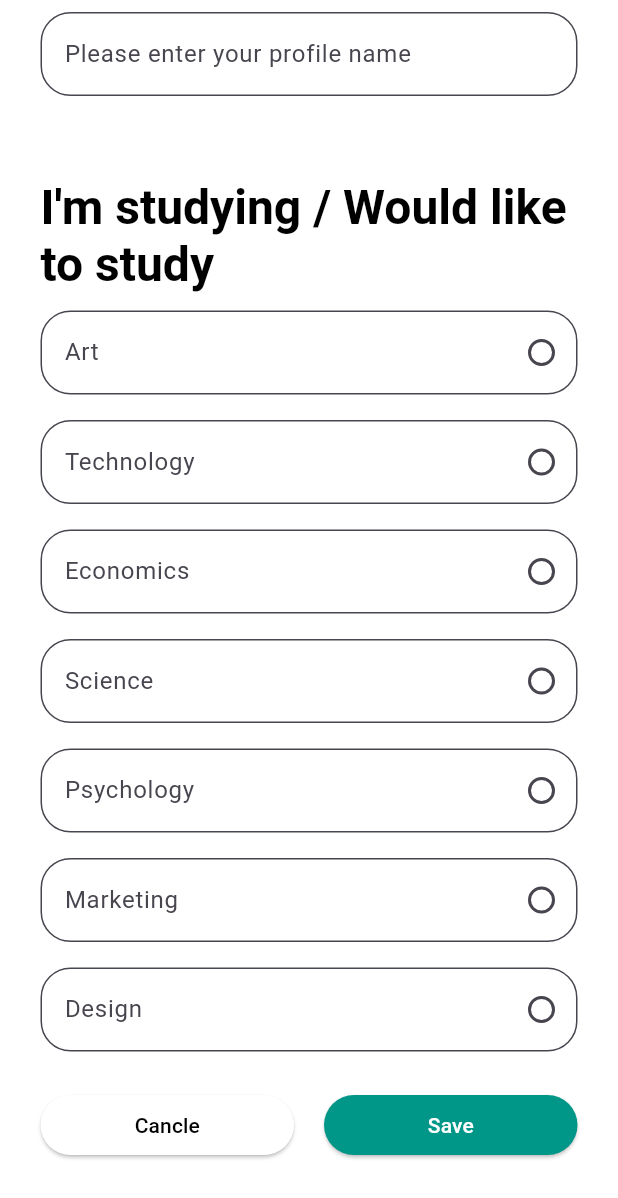
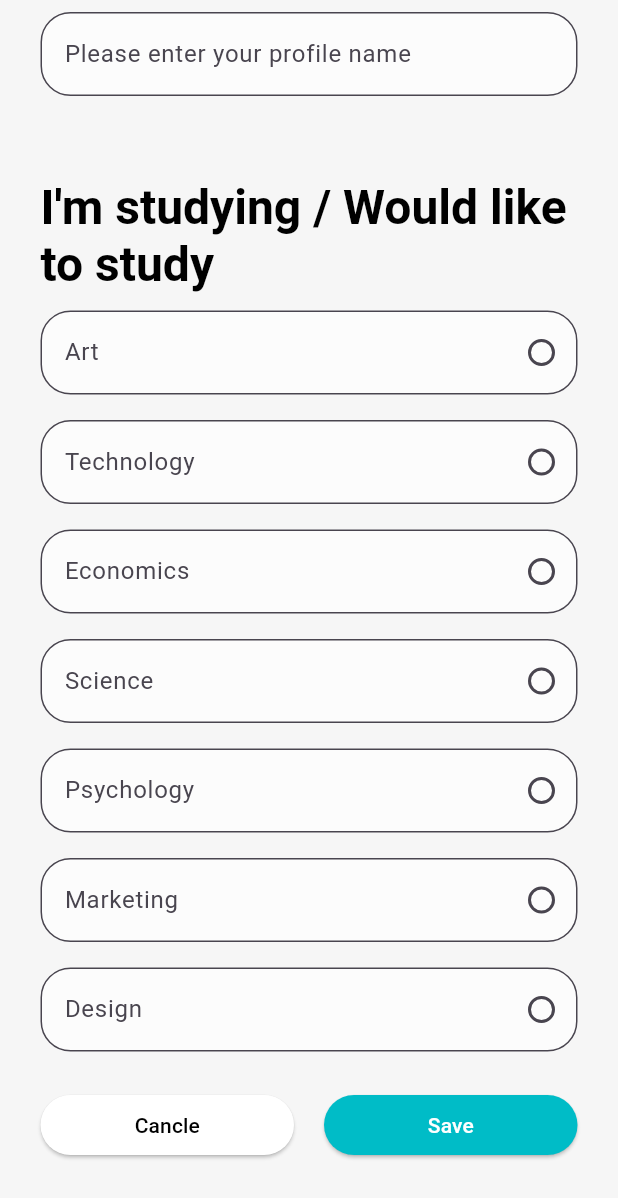
Before and after one commit to Kanishka714/donextui6.2, a Flutter app: the screen it shows after launch, scrolled down 329 dp, on a phone screen of 412 x 824 dp. Shown: the top 1198 px of the screen. Run offline on Flutter 3.47's test engine with Material 3 defaults, Android fonts, the phone set to English and light mode, and no system bars.

Commit message:
except for multiple textfield selection, everything is done

```diff
--- a/lib/custom_textfield.dart
+++ b/lib/custom_textfield.dart
@@ -37,12 +37,13 @@ class _CustomTextFieldState extends State<CustomTextField> {
               focusedBorder: OutlineInputBorder(
                 borderRadius: BorderRadius.circular(20),
                 borderSide: BorderSide(
-                  color: isSelected ? Colors.teal.shade600 : Colors.green,
+                  color: isSelected ? Colors.teal.shade600 : Color.fromRGBO(0, 188, 199, 1.0)
+                  ,
                   width: 2.0,
                 ),
               ),
               filled: true,
-              fillColor: Colors.white,
+              fillColor: Colors.white70,
               suffixIcon: widget.showCheckBox
                   ? Checkbox(
                 value: isChecked,
@@ -52,7 +53,7 @@ class _CustomTextFieldState extends State<CustomTextField> {
                     isChecked = value!;
                   });
                 },
-                activeColor: Colors.green,
+                activeColor: Color.fromRGBO(0, 188, 199, 1.0),
               )
                   : null,
             ),
--- a/lib/home_page.dart
+++ b/lib/home_page.dart
@@ -13,7 +13,7 @@ class _MyHomePageState extends State<MyHomePage> {
   @override
   Widget build(BuildContext context) {
     return Scaffold(
-      backgroundColor: Colors.white,
+      backgroundColor: Color.fromRGBO(246, 246, 246, 1.0),
       body: SingleChildScrollView(
         child: Padding(
           padding: const EdgeInsets.only(right: 12.0, left: 12.0),
@@ -96,7 +96,8 @@ class _MyHomePageState extends State<MyHomePage> {
                         children: [
                           MyButton(color: Colors.white, buttonText: "Cancle", textColor: Colors.black),
                           SizedBox(width: 20.0),
-                          MyButton(color: Colors.teal, buttonText: "Save", textColor: Colors.white),
+                          MyButton(color: Color.fromRGBO(0, 188, 199, 1.0),
+                              buttonText: "Save", textColor: Colors.white),
                         ],
                       ),
 
```
